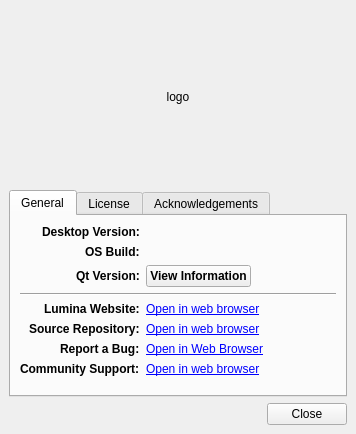
Above: src-qt5/core/lumina-info/MainUI.ui from lumina-desktop/lumina before the change. Below: the same form after it.
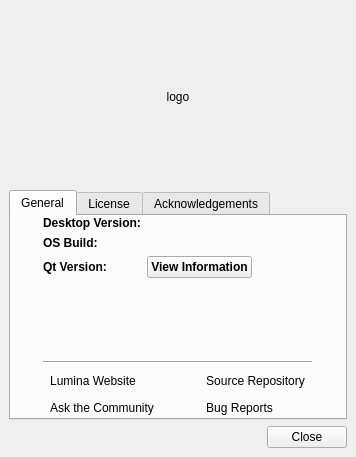
That is the form after the change. Icons and pictures are not drawn.

Commit message: [INTERFACE CHANGE] As recommended by docs team, the lumina-info interface has been streamlined a bit so there are individual buttons for each of the external links instead of the label/URL pairings.

```diff
--- a/src-qt5/core/lumina-info/MainUI.ui
+++ b/src-qt5/core/lumina-info/MainUI.ui
@@ -7,7 +7,7 @@
     <x>0</x>
     <y>0</y>
     <width>356</width>
-    <height>434</height>
+    <height>457</height>
    </rect>
   </property>
   <property name="windowTitle">
@@ -60,13 +60,96 @@
        <attribute name="title">
         <string>General</string>
        </attribute>
-       <layout class="QFormLayout" name="formLayout">
-        <property name="labelAlignment">
-         <set>Qt::AlignRight|Qt::AlignTrailing|Qt::AlignVCenter</set>
+       <layout class="QVBoxLayout" name="verticalLayout_3">
+        <property name="leftMargin">
+         <number>0</number>
         </property>
-        <property name="formAlignment">
-         <set>Qt::AlignLeading|Qt::AlignLeft|Qt::AlignTop</set>
+        <property name="topMargin">
+         <number>0</number>
         </property>
+        <property name="rightMargin">
+         <number>0</number>
+        </property>
+        <property name="bottomMargin">
+         <number>0</number>
+        </property>
+        <item>
+         <layout class="QGridLayout" name="gridLayout">
+          <item row="2" column="1">
+           <widget class="QToolButton" name="tool_sources">
+            <property name="whatsThis">
+             <string notr="true">https://github.com/trueos/lumina</string>
+            </property>
+            <property name="text">
+             <string>Source Repository</string>
+            </property>
+            <property name="iconSize">
+             <size>
+              <width>32</width>
+              <height>32</height>
+             </size>
+            </property>
+            <property name="toolButtonStyle">
+             <enum>Qt::ToolButtonTextBesideIcon</enum>
+            </property>
+            <property name="autoRaise">
+             <bool>true</bool>
+            </property>
+           </widget>
+          </item>
+          <item row="1" column="0" colspan="2">
+           <widget class="Line" name="line">
+            <property name="orientation">
+             <enum>Qt::Horizontal</enum>
+            </property>
+           </widget>
+          </item>
+          <item row="2" column="0">
+           <widget class="QToolButton" name="tool_website">
+            <property name="whatsThis">
+             <string notr="true">http://lumina-desktop.org</string>
+            </property>
+            <property name="text">
+             <string>Lumina Website</string>
+            </property>
+            <property name="iconSize">
+             <size>
+              <width>32</width>
+              <height>32</height>
+             </size>
+            </property>
+            <property name="toolButtonStyle">
+             <enum>Qt::ToolButtonTextBesideIcon</enum>
+            </property>
+            <property name="autoRaise">
+             <bool>true</bool>
+            </property>
+           </widget>
+          </item>
+          <item row="3" column="1">
+           <widget class="QToolButton" name="tool_bugs">
+            <property name="whatsThis">
+             <string notr="true">https://bugs.pcbsd.org/projects/pcbsd</string>
+            </property>
+            <property name="text">
+             <string>Bug Reports</string>
+            </property>
+            <property name="iconSize">
+             <size>
+              <width>32</width>
+              <height>32</height>
+             </size>
+            </property>
+            <property name="toolButtonStyle">
+             <enum>Qt::ToolButtonTextBesideIcon</enum>
+            </property>
+            <property name="autoRaise">
+             <bool>true</bool>
+            </property>
+           </widget>
+          </item>
+          <item row="0" column="0" colspan="2">
+           <layout class="QFormLayout" name="formLayout_3">
         <item row="0" column="0">
          <widget class="QLabel" name="label">
           <property name="font">
@@ -106,16 +189,6 @@
           </property>
          </widget>
         </item>
-        <item row="1" column="1">
-         <widget class="QLabel" name="label_OS">
-          <property name="text">
-           <string notr="true"/>
-          </property>
-          <property name="textInteractionFlags">
-           <set>Qt::LinksAccessibleByMouse|Qt::TextSelectableByMouse</set>
-          </property>
-         </widget>
-        </item>
         <item row="2" column="0">
          <widget class="QLabel" name="label_5">
           <property name="font">
@@ -159,101 +232,41 @@
           </item>
          </layout>
         </item>
-        <item row="4" column="0">
-         <widget class="QLabel" name="label_6">
-          <property name="font">
-           <font>
-            <weight>75</weight>
-            <bold>true</bold>
-           </font>
-          </property>
+            <item row="1" column="1">
+             <widget class="QLabel" name="label_OS">
           <property name="text">
-           <string>Lumina Website:</string>
-          </property>
-         </widget>
-        </item>
-        <item row="4" column="1">
-         <widget class="QLabel" name="label_doc">
-          <property name="text">
-           <string>&lt;a href=&quot;http://lumina-desktop.org&quot;&gt;Open in web browser&lt;/a&gt;</string>
-          </property>
-          <property name="openExternalLinks">
-           <bool>false</bool>
-          </property>
-         </widget>
-        </item>
-        <item row="5" column="0">
-         <widget class="QLabel" name="label_3">
-          <property name="font">
-           <font>
-            <weight>75</weight>
-            <bold>true</bold>
-           </font>
-          </property>
-          <property name="text">
-           <string>Source Repository:</string>
-          </property>
-         </widget>
-        </item>
-        <item row="5" column="1">
-         <widget class="QLabel" name="label_source">
-          <property name="text">
-           <string notr="true">&lt;a href=&quot;https://github.com/pcbsd/lumina&quot;&gt;Open in web browser&lt;/a&gt;</string>
-          </property>
-         </widget>
-        </item>
-        <item row="6" column="0">
-         <widget class="QLabel" name="label_4">
-          <property name="font">
-           <font>
-            <weight>75</weight>
-            <bold>true</bold>
-           </font>
-          </property>
+               <string notr="true"/>
+              </property>
+              <property name="textInteractionFlags">
+               <set>Qt::LinksAccessibleByMouse|Qt::TextSelectableByMouse</set>
+              </property>
+             </widget>
+            </item>
+           </layout>
+          </item>
+          <item row="3" column="0">
+           <widget class="QToolButton" name="tool_irc">
+            <property name="whatsThis">
+             <string notr="true">https://webchat.freenode.net/?channels=%23lumina-desktop</string>
+            </property>
           <property name="text">
-           <string>Report a Bug:</string>
-          </property>
-         </widget>
-        </item>
-        <item row="6" column="1">
-         <widget class="QLabel" name="label_7">
-          <property name="text">
-           <string>&lt;a href=&quot;https://bugs.pcbsd.org/projects/pcbsd&quot;&gt;Open in Web Browser&lt;/a&gt;</string>
-          </property>
-          <property name="openExternalLinks">
-           <bool>true</bool>
-          </property>
-         </widget>
-        </item>
-        <item row="3" column="0" colspan="2">
-         <widget class="Line" name="line">
-          <property name="orientation">
-           <enum>Qt::Horizontal</enum>
-          </property>
-         </widget>
-        </item>
-        <item row="7" column="0">
-         <widget class="QLabel" name="label_9">
-          <property name="font">
-           <font>
-            <weight>75</weight>
-            <bold>true</bold>
-           </font>
-          </property>
-          <property name="text">
-           <string>Community Support:</string>
-          </property>
-         </widget>
-        </item>
-        <item row="7" column="1">
-         <widget class="QLabel" name="label_11">
-          <property name="text">
-           <string>&lt;a href=&quot;https://webchat.freenode.net/?channels=%23lumina-desktop&quot;&gt;Open in web browser&lt;/a&gt;</string>
-          </property>
-          <property name="openExternalLinks">
+             <string>Ask the Community</string>
+            </property>
+            <property name="iconSize">
+             <size>
+              <width>32</width>
+              <height>32</height>
+             </size>
+            </property>
+            <property name="toolButtonStyle">
+             <enum>Qt::ToolButtonTextBesideIcon</enum>
+            </property>
+            <property name="autoRaise">
            <bool>true</bool>
           </property>
          </widget>
+          </item>
+         </layout>
         </item>
        </layout>
       </widget>
```
Left out of the diff: 3 changed lines with no effect on the pictures. Lines whose indentation alone changed are shown as unchanged. The commit also changes 2 other files.
